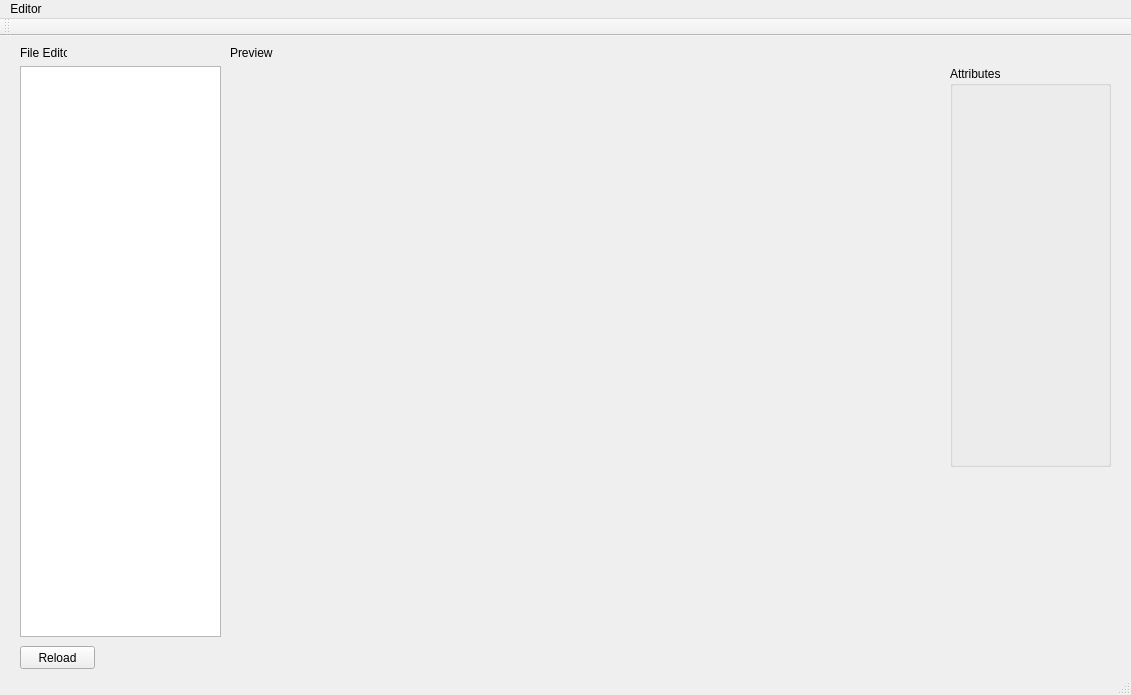
Qt form SSPSolution/SSP_Editor/SSP_Editor.ui (Chringo/SSP) before a commit.
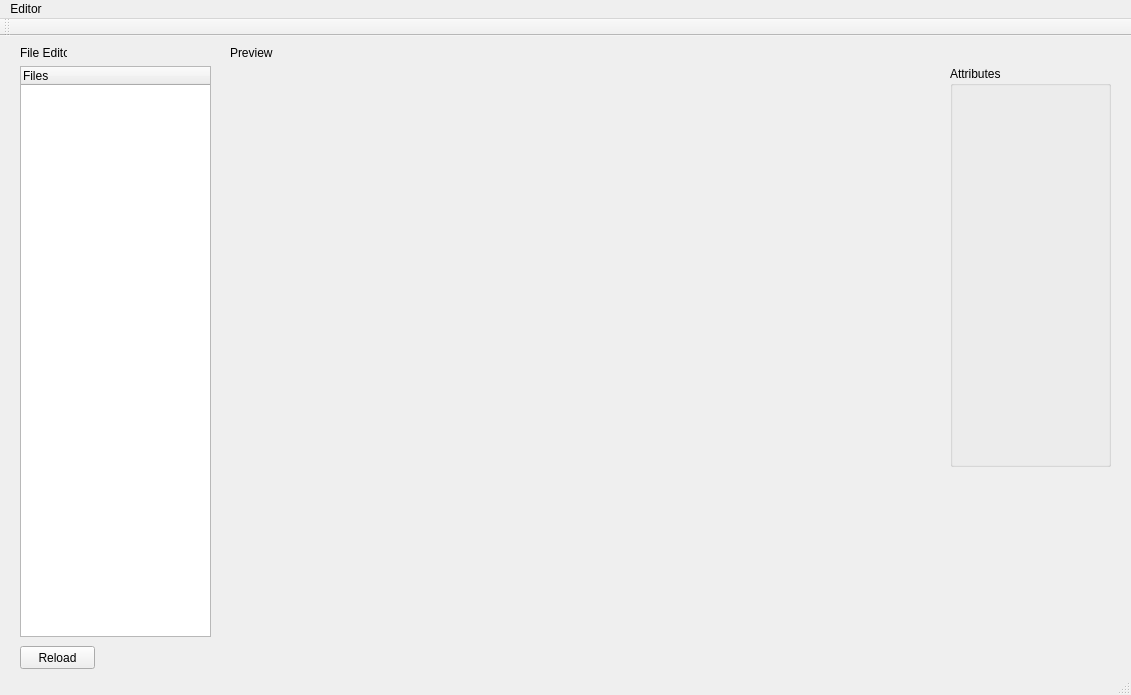
The same form after that commit.

The edit to the form file:
```diff
--- a/SSPSolution/SSP_Editor/SSP_Editor.ui
+++ b/SSPSolution/SSP_Editor/SSP_Editor.ui
@@ -66,16 +66,6 @@
      <string>Reload</string>
     </property>
    </widget>
-   <widget class="QTreeView" name="treeView">
-    <property name="geometry">
-     <rect>
-      <x>20</x>
-      <y>30</y>
-      <width>201</width>
-      <height>571</height>
-     </rect>
-    </property>
-   </widget>
    <widget class="QWidget" name="RenderWidget" native="true">
     <property name="geometry">
      <rect>
@@ -146,6 +136,21 @@
      <bool>true</bool>
     </property>
    </widget>
+   <widget class="QTreeWidget" name="treeWidget">
+    <property name="geometry">
+     <rect>
+      <x>20</x>
+      <y>30</y>
+      <width>191</width>
+      <height>571</height>
+     </rect>
+    </property>
+    <column>
+     <property name="text">
+      <string>Files</string>
+     </property>
+    </column>
+   </widget>
    <zorder>label_2</zorder>
    <zorder>label</zorder>
    <zorder>groupBox</zorder>
```
Left out of the diff: 4 changed lines with no effect on the pictures.
